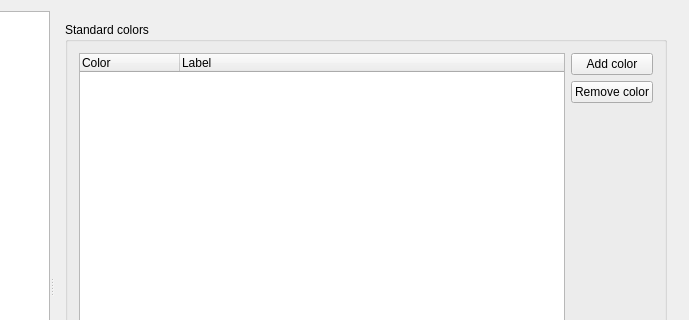
Above: src/ui/qgsoptionsbase.ui from carsmie/QGIS before the change; both pictures show x 111 to 800 and y 0 to 320 of the 800 by 600 pixel window. Below: the same form after it.
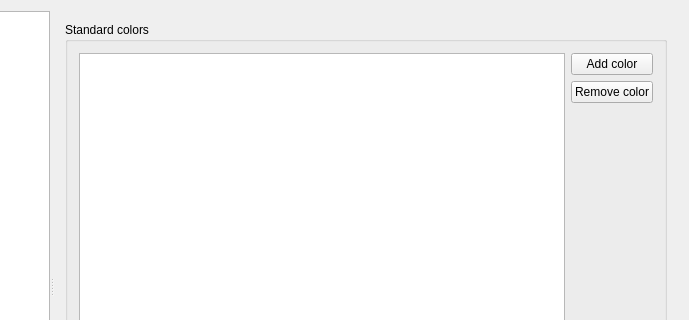
That is the form after the change. The open tabs and pages were chosen to show the change. Icons and pictures are not drawn. Custom widgets are drawn as their Qt base class.

Commit message: New GUI control for an editable list of colors from a color scheme. Supports drag and drop reordering, drag and drop colors from external apps (on supported OS).

The edit to the form file:
```diff
--- a/src/ui/qgsoptionsbase.ui
+++ b/src/ui/qgsoptionsbase.ui
@@ -2301,26 +2301,6 @@
                     </property>
                    </widget>
                   </item>
-                  <item row="0" column="0" rowspan="4">
-                   <widget class="QTreeWidget" name="mTreeCustomColors">
-                    <property name="rootIsDecorated">
-                     <bool>false</bool>
-                    </property>
-                    <property name="columnCount">
-                     <number>2</number>
-                    </property>
-                    <column>
-                     <property name="text">
-                      <string>Color</string>
-                     </property>
-                    </column>
-                    <column>
-                     <property name="text">
-                      <string>Label</string>
-                     </property>
-                    </column>
-                   </widget>
-                  </item>
                   <item row="1" column="1">
                    <widget class="QPushButton" name="mButtonRemoveColor">
                     <property name="text">
@@ -2328,6 +2308,10 @@
                     </property>
                    </widget>
                   </item>
+                  <item row="0" column="0" rowspan="4">
+                   <widget class="QgsColorSchemeList" name="mTreeCustomColors">
+                   </widget>
+                  </item>
                  </layout>
                 </widget>
                </item>
@@ -4708,6 +4692,11 @@
    <extends>QWidget</extends>
    <header>qgsscalecombobox.h</header>
   </customwidget>
+  <customwidget>
+   <class>QgsColorSchemeList</class>
+   <extends>QTreeView</extends>
+   <header>qgscolorschemelist.h</header>
+  </customwidget>
  </customwidgets>
  <resources>
   <include location="../../images/images.qrc"/>
```
Left out of the diff: 2 changed lines with no effect on the pictures. The commit also changes 7 other files.
